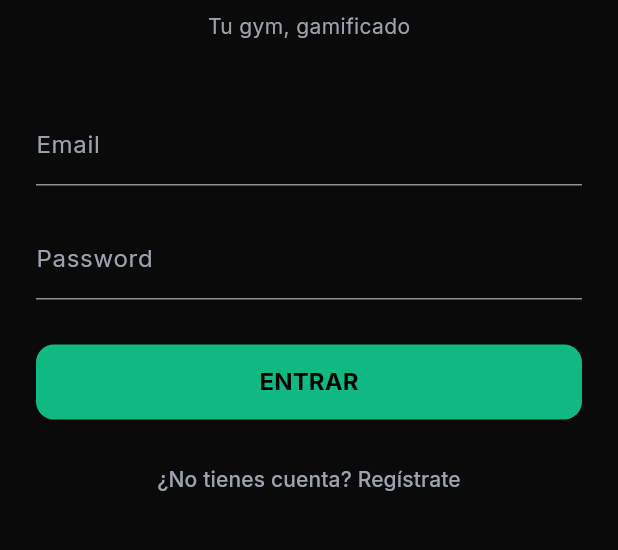
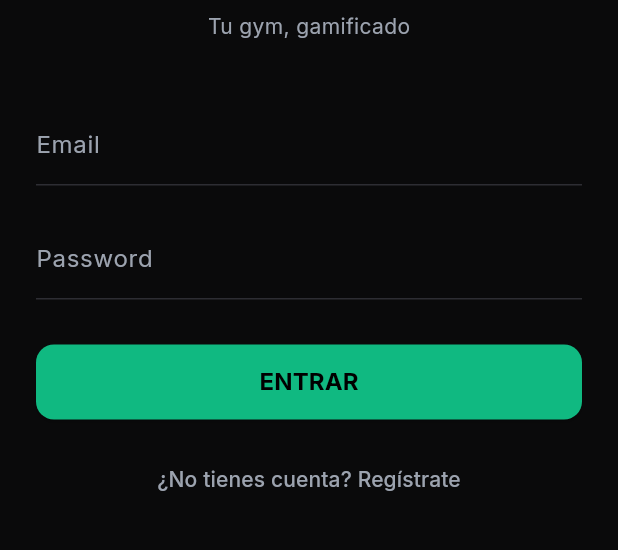
Before and after one commit to Jxszs/-jefit-app, a Flutter app: the screen it shows after launch, on a phone screen of 412 x 824 dp, the part 440-990 px from its top. Run offline on Flutter 3.47's test engine with Material 3 defaults, Android fonts, the phone set to English and light mode, and no system bars; our stand-ins replace google_fonts, supabase_flutter; accounts and stored records are empty.

Commit message:
fix: Flutter analyze clean (UnderlineInputBorder + publishableKey + imports)

```diff
--- a/frontend/lib/main.dart
+++ b/frontend/lib/main.dart
@@ -10,7 +10,7 @@ Future<void> main() async {
 
   await Supabase.initialize(
     url: const String.fromEnvironment('SUPABASE_URL'),
-    anonKey: const String.fromEnvironment('SUPABASE_ANON_KEY'),
+    publishableKey: const String.fromEnvironment('SUPABASE_ANON_KEY'),
   );
 
   runApp(const JefitApp());
--- a/frontend/lib/src/screens/login_screen.dart
+++ b/frontend/lib/src/screens/login_screen.dart
@@ -71,8 +71,8 @@ class _LoginScreenState extends State<LoginScreen> {
               decoration: InputDecoration(
                 labelText: 'Email',
                 labelStyle: TextStyle(color: AppColors.textSecondary),
-                enabledBorder: UnderlineBorder(borderSide: BorderSide(color: AppColors.borderDark)),
-                focusedBorder: UnderlineBorder(borderSide: BorderSide(color: AppColors.success)),
+                enabledBorder: UnderlineInputBorder(borderSide: BorderSide(color: AppColors.borderDark)),
+                focusedBorder: UnderlineInputBorder(borderSide: BorderSide(color: AppColors.success)),
               ),
               style: TextStyle(color: AppColors.textPrimary),
               keyboardType: TextInputType.emailAddress,
@@ -84,8 +84,8 @@ class _LoginScreenState extends State<LoginScreen> {
               decoration: InputDecoration(
                 labelText: 'Password',
                 labelStyle: TextStyle(color: AppColors.textSecondary),
-                enabledBorder: UnderlineBorder(borderSide: BorderSide(color: AppColors.borderDark)),
-                focusedBorder: UnderlineBorder(borderSide: BorderSide(color: AppColors.success)),
+                enabledBorder: UnderlineInputBorder(borderSide: BorderSide(color: AppColors.borderDark)),
+                focusedBorder: UnderlineInputBorder(borderSide: BorderSide(color: AppColors.success)),
               ),
               style: TextStyle(color: AppColors.textPrimary),
               obscureText: true,
--- a/frontend/lib/src/services/auth_service.dart
+++ b/frontend/lib/src/services/auth_service.dart
@@ -1,5 +1,3 @@
-import 'package:flutter/material.dart';
-import 'package:jefit_app/src/theme/app_colors.dart';
 import 'package:supabase_flutter/supabase_flutter.dart';
 
 class AuthService {
--- a/frontend/pubspec.yaml
+++ b/frontend/pubspec.yaml
@@ -10,11 +10,10 @@ dependencies:
     sdk: flutter
   cupertino_icons: ^1.0.6
   # Estilo moderno (dark aesthetic)
-  shadcn_flutter: ^0.7.0
-  shadcn_flutter_ui: ^0.1.2
   google_fonts: ^6.0.0
   flutter_animate: ^4.0.0
   iconsax: ^0.0.7
+  cached_network_image: ^3.3.1
   # Supabase (auth + DB online)
   supabase_flutter: ^2.15.0
   # State management
--- a/frontend/pubspec_overrides.yaml
+++ /dev/null
@@ -1,3 +0,0 @@
-flutter_bloc: ^8.1.3
-equatable: ^2.5.0
-supabase_flutter: ^2.15.0
```
Also changed, not shown: frontend/pubspec.lock (added), 4 other files.
